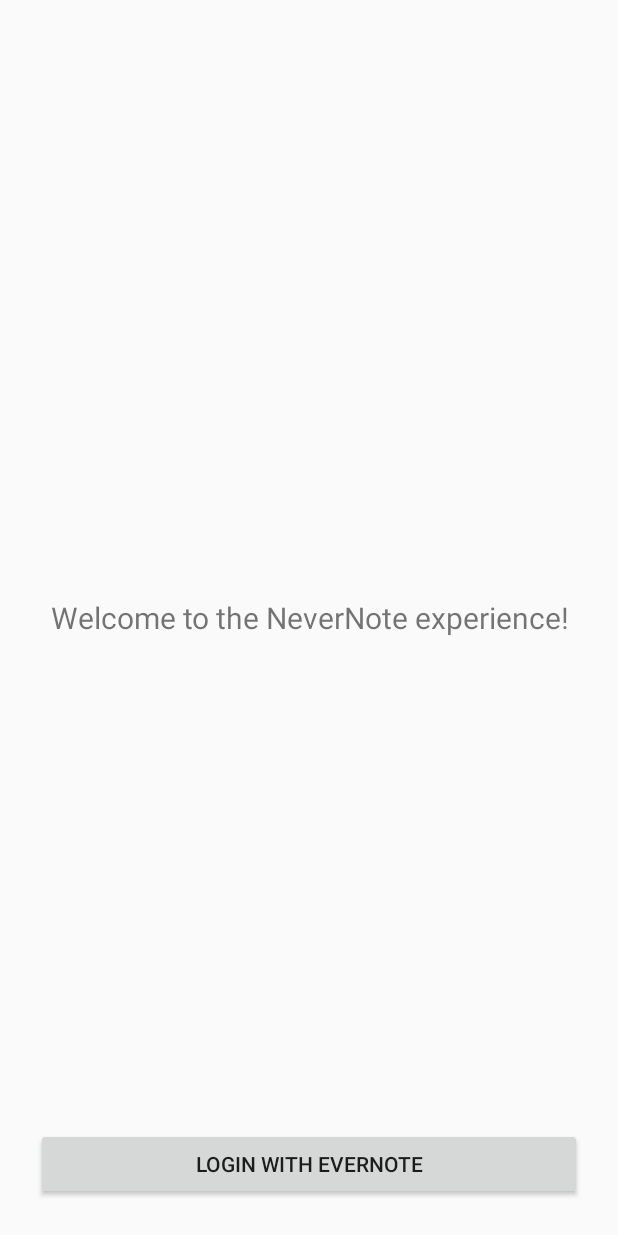
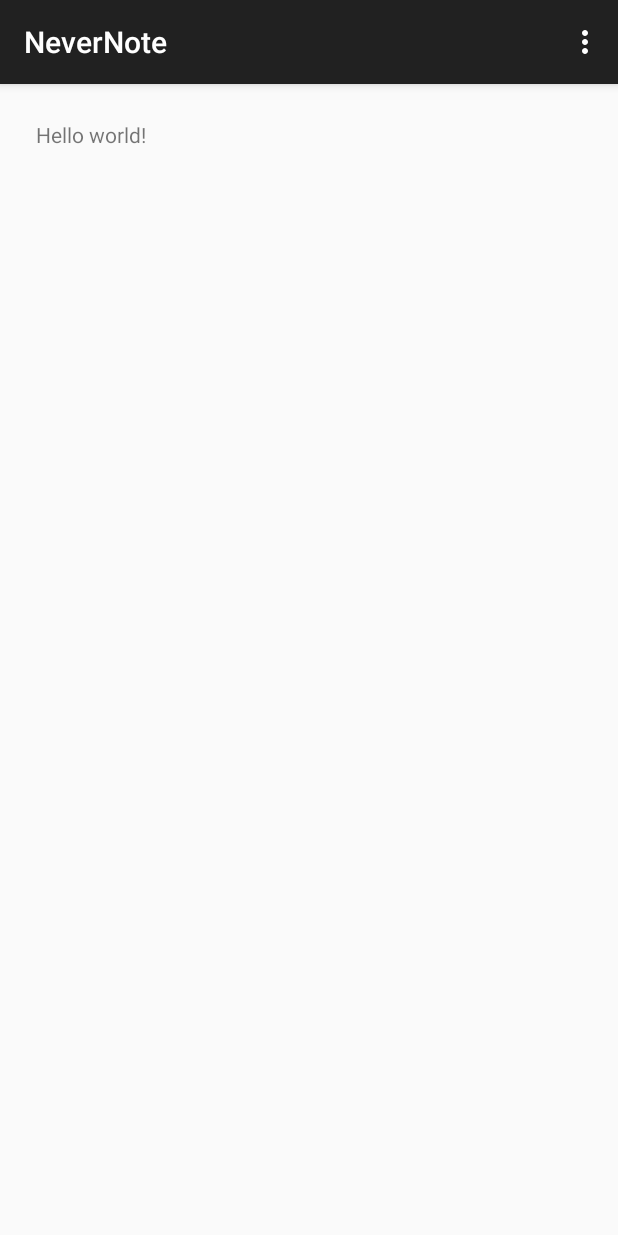
Before and after one commit to rtornero/NeverNote, an Android app: the screen it shows after launch (NeverNoteLoginActivity before the commit, NeverNoteMainActivity after it), on a phone screen of 412 x 824 dp. Run offline under Robolectric (Android 15) with nearby library versions, the phone set to English and light mode, and no system bars; libraries missing offline, so code that uses them is left out: com.evernote.client; 3 statements that could not run were skipped.

Commit message:
Added activity lifecycle listener to the Application class
We can show Login process when no Evernote session is found or else go
directly to our main screen. Added communication between Login Activity
and Login Fragment to restore login button state.

```diff
--- a/app/src/main/java/com/nevernote/NeverNoteApplication.java
+++ b/app/src/main/java/com/nevernote/NeverNoteApplication.java
@@ -43,10 +43,19 @@ public class NeverNoteApplication extends Application {
     public void onCreate() {
         super.onCreate();
 
-        //Initialize Evernote's singleton. We can use it by calling EvernoteSession.getInstance();
+        /*
+        Initialize Evernote's singleton. We can use it by calling
+        EvernoteSession.getInstance() wherever in the app
+         */
         new EvernoteSession.Builder(this)
                 .setEvernoteService(EVERNOTE_SERVICE)
                 .build(BuildConfig.EVERNOTE_CONSUMER_KEY, BuildConfig.EVERNOTE_CONSUMER_SECRET)
                 .asSingleton();
+
+        /*
+        We want to listen to activity lifecycle changes in order to detect whenever there
+        is no Evernote session available (nice behavior adapted from Evernote SDK Demo app).
+         */
+        registerActivityLifecycleCallbacks(new NeverNoteActivityListener());
     }
 }
--- /dev/null
+++ b/app/src/main/java/com/nevernote/activities/NeverNoteMainActivity.java
@@ -0,0 +1,40 @@
+package com.nevernote.activities;
+
+import android.support.v7.app.AppCompatActivity;
+import android.os.Bundle;
+import android.view.Menu;
+import android.view.MenuItem;
+
+import com.nevernote.R;
+
+public class NeverNoteMainActivity extends AppCompatActivity {
+
+    @Override
+    protected void onCreate(Bundle savedInstanceState) {
+        super.onCreate(savedInstanceState);
+        setContentView(R.layout.activity_never_note_main);
+    }
+
+
+    @Override
+    public boolean onCreateOptionsMenu(Menu menu) {
+        // Inflate the menu; this adds items to the action bar if it is present.
+        getMenuInflater().inflate(R.menu.menu_never_note_main, menu);
+        return true;
+    }
+
+    @Override
+    public boolean onOptionsItemSelected(MenuItem item) {
+        // Handle action bar item clicks here. The action bar will
+        // automatically handle clicks on the Home/Up button, so long
+        // as you specify a parent activity in AndroidManifest.xml.
+        int id = item.getItemId();
+
+        //noinspection SimplifiableIfStatement
+        if (id == R.id.action_settings) {
+            return true;
+        }
+
+        return super.onOptionsItemSelected(item);
+    }
+}
--- a/app/src/main/java/com/nevernote/fragments/NeverNoteLoginFragment.java
+++ b/app/src/main/java/com/nevernote/fragments/NeverNoteLoginFragment.java
@@ -79,8 +79,6 @@ public class NeverNoteLoginFragment extends Fragment implements NeverNoteLoginVi
             loginPresenter.onEvernoteAuthenticate(getActivity());
     }
 
-
-
     @Override
     public void enableLoginButton() {
         loginButton.setEnabled(true);
--- /dev/null
+++ b/app/src/main/java/com/nevernote/fragments/NeverNoteMainActivityFragment.java
@@ -0,0 +1,24 @@
+package com.nevernote.fragments;
+
+import android.support.v4.app.Fragment;
+import android.os.Bundle;
+import android.view.LayoutInflater;
+import android.view.View;
+import android.view.ViewGroup;
+
+import com.nevernote.R;
+
+/**
+ * A placeholder fragment containing a simple view.
+ */
+public class NeverNoteMainActivityFragment extends Fragment {
+
+    public NeverNoteMainActivityFragment() {
+    }
+
+    @Override
+    public View onCreateView(LayoutInflater inflater, ViewGroup container,
+                             Bundle savedInstanceState) {
+        return inflater.inflate(R.layout.fragment_never_note_main, container, false);
+    }
+}
--- /dev/null
+++ b/app/src/main/res/layout/activity_never_note_main.xml
@@ -0,0 +1,5 @@
+<fragment xmlns:android="http://schemas.android.com/apk/res/android"
+    xmlns:tools="http://schemas.android.com/tools" android:id="@+id/fragment"
+    android:name="com.nevernote.fragments.NeverNoteMainActivityFragment"
+    tools:layout="@layout/fragment_never_note_main" android:layout_width="match_parent"
+    android:layout_height="match_parent" />
--- /dev/null
+++ b/app/src/main/res/layout/fragment_never_note_main.xml
@@ -0,0 +1,12 @@
+<RelativeLayout xmlns:android="http://schemas.android.com/apk/res/android"
+    xmlns:tools="http://schemas.android.com/tools" android:layout_width="match_parent"
+    android:layout_height="match_parent" android:paddingLeft="@dimen/activity_horizontal_margin"
+    android:paddingRight="@dimen/activity_horizontal_margin"
+    android:paddingTop="@dimen/activity_vertical_margin"
+    android:paddingBottom="@dimen/activity_vertical_margin"
+    tools:context="com.nevernote.fragments.NeverNoteMainActivityFragment">
+
+    <TextView android:text="@string/hello_world" android:layout_width="wrap_content"
+        android:layout_height="wrap_content" />
+
+</RelativeLayout>
--- /dev/null
+++ b/app/src/main/res/menu/menu_never_note_main.xml
@@ -0,0 +1,7 @@
+<menu xmlns:android="http://schemas.android.com/apk/res/android"
+    xmlns:app="http://schemas.android.com/apk/res-auto"
+    xmlns:tools="http://schemas.android.com/tools"
+    tools:context="com.nevernote.activities.NeverNoteMainActivity">
+    <item android:id="@+id/action_settings" android:title="@string/action_settings"
+        android:orderInCategory="100" app:showAsAction="never" />
+</menu>
--- a/app/src/main/res/values/strings.xml
+++ b/app/src/main/res/values/strings.xml
@@ -2,4 +2,7 @@
     <string name="app_name">NeverNote</string>
     <string name="welcome">Welcome to the NeverNote experience!</string>
     <string name="evernote_login">Login with Evernote</string>
+    <string name="title_activity_never_note_main">NeverNoteMainActivity</string>
+    <string name="hello_world">Hello world!</string>
+    <string name="action_settings">Settings</string>
 </resources>
```
Also changed, not shown: app/src/main/AndroidManifest.xml (+7 -1 lines), app/src/main/java/com/nevernote/NeverNoteActivityListener.java (added, +106 -0 lines), app/src/main/java/com/nevernote/activities/NeverNoteLoginActivity.java (+19 -3 lines).
